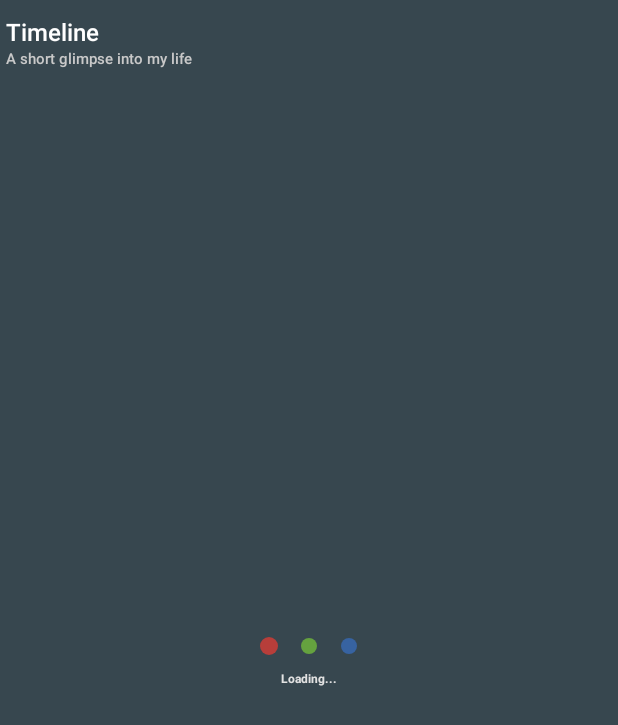
After one commit to dimitark/ApkCV, an Android app: the TimelineFragment screen opened directly, with no data from a screen before it, on a phone screen of 412 x 824 dp. The commit adds this screen. Shown: the top 725 px of the screen. Run offline under Robolectric (Android 15) with nearby library versions, the phone set to English and light mode, and no system bars.

Commit message:
Timeline fragment base. Loading screen colors.

```diff
--- a/app/src/main/java/dime/android/apkcv/ui/activities/DetailsActivity.java
+++ b/app/src/main/java/dime/android/apkcv/ui/activities/DetailsActivity.java
@@ -12,6 +12,7 @@ import dime.android.apkcv.R;
 import dime.android.apkcv.Utils;
 import dime.android.apkcv.ui.fragments.BaseFragment;
 import dime.android.apkcv.ui.fragments.SkillsFragment;
+import dime.android.apkcv.ui.fragments.TimelineFragment;
 import dime.android.apkcv.ui.views.buble.BubbleView;
 
 /**
@@ -137,6 +138,9 @@ public class DetailsActivity extends BaseActivity<App> {
         BaseFragment fragment;
 
         switch (type) {
+            case TIMELINE:
+                fragment = new TimelineFragment();
+                break;
             case SKILLS:
                 fragment = new SkillsFragment();
                 break;
@@ -145,7 +149,8 @@ public class DetailsActivity extends BaseActivity<App> {
                 fragment = new SkillsFragment();
                 break;
         }
-
+        // Setup the colors of the fragment
+        fragment.setColors(primaryColor, secondaryColor);
         // Add the fragment
         getSupportFragmentManager().beginTransaction().replace(R.id.fragment_container, fragment).commit();
     }
--- a/app/src/main/java/dime/android/apkcv/ui/fragments/BaseFragment.java
+++ b/app/src/main/java/dime/android/apkcv/ui/fragments/BaseFragment.java
@@ -16,6 +16,10 @@ public abstract class BaseFragment<App, BaseActivity> extends Fragment {
     protected App app;
     // A reference to the parent BaseActivity
     protected BaseActivity baseActivity;
+
+    // The primary and secondary colors
+    protected int primaryColor = -1;
+    protected int secondaryColor = -1;
 
     // References to the loadingLayout and the loadingView
     private ViewGroup loadingLayout;
@@ -54,8 +58,41 @@ public abstract class BaseFragment<App, BaseActivity> extends Fragment {
 
         // Let the fragment customize the loading view
         if (loadingLayout != null && loadingView != null) {
+            // Set the background color of the loading layout
+            // the same as the primary color of this fragment
+            if (primaryColor != -1) {
+                loadingLayout.setBackgroundColor(primaryColor);
+                // Check if a some of the loading colors is the same
+                // as the loading background, and change it if it is
+                int[] colors = loadingView.getColors();
+                int[] newColors = new int[colors.length];
+                boolean colorsChanges = false;
+                for (int i = 0; i < colors.length; i++) {
+                    if (colors[i] == primaryColor) {
+                        newColors[i] = secondaryColor;
+                        colorsChanges = true;
+                    } else {
+                        newColors[i] = colors[i];
+                    }
+                }
+                // Set the colors back
+                if (colorsChanges) {
+                    loadingView.setColors(newColors);
+                }
+            }
             customizeLoadingView(loadingLayout, loadingView);
         }
+    }
+
+    /**
+     * Sets the main colors of the fragment
+     *
+     * @param primaryColor
+     * @param secondaryColor
+     */
+    public void setColors(int primaryColor, int secondaryColor) {
+        this.primaryColor = primaryColor;
+        this.secondaryColor = secondaryColor;
     }
 
     /**
--- a/app/src/main/java/dime/android/apkcv/ui/fragments/MainFragment.java
+++ b/app/src/main/java/dime/android/apkcv/ui/fragments/MainFragment.java
@@ -5,6 +5,7 @@ import android.graphics.Bitmap;
 import android.graphics.drawable.Drawable;
 import android.os.Build;
 import android.os.Bundle;
+import android.util.Log;
 import android.view.LayoutInflater;
 import android.view.View;
 import android.view.ViewGroup;
@@ -56,6 +57,7 @@ public class MainFragment extends BaseFragment<App, BaseActivity> implements Bub
 
         @Override
         public void failure(RetrofitError error) {
+            Log.e(App.LOG_TAG, "Error while fetching the data!");
             // TODO Show error
         }
     };
--- a/app/src/main/java/dime/android/apkcv/ui/fragments/SkillsFragment.java
+++ b/app/src/main/java/dime/android/apkcv/ui/fragments/SkillsFragment.java
@@ -67,8 +67,6 @@ public class SkillsFragment extends BaseFragment<App, BaseActivity> {
 
     @Override
     protected void customizeLoadingView(ViewGroup loadingLayout, LoadingView loadingView) {
-        // TODO Change the colors of the loading view
-
         // Show the loading screen
         showLoadingScreen();
     }
--- /dev/null
+++ b/app/src/main/java/dime/android/apkcv/ui/fragments/TimelineFragment.java
@@ -0,0 +1,42 @@
+package dime.android.apkcv.ui.fragments;
+
+import android.os.Bundle;
+import android.view.LayoutInflater;
+import android.view.View;
+import android.view.ViewGroup;
+
+import dime.android.apkcv.App;
+import dime.android.apkcv.R;
+import dime.android.apkcv.ui.activities.BaseActivity;
+import dime.android.apkcv.ui.views.loading.LoadingView;
+
+/**
+ * Created by dime on 29/08/15.
+ */
+public class TimelineFragment extends BaseFragment<App, BaseActivity> {
+
+    @Override
+    public View onCreateView(LayoutInflater inflater, ViewGroup container, Bundle savedInstanceState) {
+        // Inflate
+        ViewGroup rootLayout = (ViewGroup) inflater.inflate(R.layout.fragment_timeline, container, false);
+
+        // Call the super
+        postOnCreateView(rootLayout);
+        // Return the layout
+        return rootLayout;
+    }
+
+    @Override
+    public void onActivityCreated(Bundle savedInstanceState) {
+        super.onActivityCreated(savedInstanceState);
+        // Set the toolbar's data
+        baseActivity.getToolbar().setTitle(getResources().getString(R.string.timeline_title));
+        baseActivity.getToolbar().setSubtitle(getResources().getString(R.string.timeline_subtitle));
+    }
+
+    @Override
+    protected void customizeLoadingView(ViewGroup loadingLayout, LoadingView loadingView) {
+        // Show the loading screen
+        showLoadingScreen();
+    }
+}
--- /dev/null
+++ b/app/src/main/res/layout/fragment_timeline.xml
@@ -0,0 +1,10 @@
+<?xml version="1.0" encoding="utf-8"?>
+<RelativeLayout
+    xmlns:android="http://schemas.android.com/apk/res/android"
+    android:layout_width="match_parent"
+    android:layout_height="match_parent">
+
+
+    <!-- The loading view -->
+    <include layout="@layout/view_loading" />
+</RelativeLayout>
--- a/app/src/main/res/values/strings.xml
+++ b/app/src/main/res/values/strings.xml
@@ -3,6 +3,8 @@
     <string name="myname">{Dimitar Kotevski}</string>
     <string name="years">Years</string>
     <string name="loading">Loading...</string>
+    <string name="timeline_title">Timeline</string>
+    <string name="timeline_subtitle">A short glimpse into my life</string>
     <string name="skills_title">Skills</string>
     <string name="skills_subtitle">Sorted by years of experience</string>
 </resources>
```
Also changed, not shown: app/src/main/java/dime/android/apkcv/ui/views/loading/LoadingView.java (+23 -11 lines).
